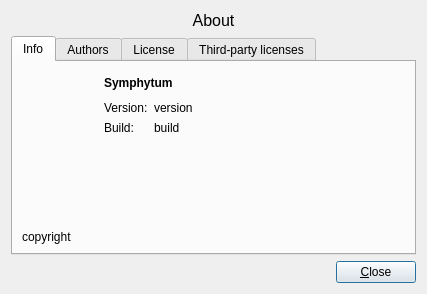
First picture: the form in ui/aboutdialog.ui, repository giowck/symphytum, before the edit.
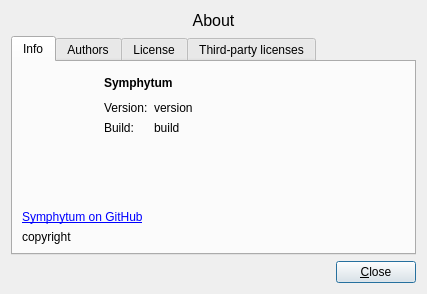
Second picture: the form after the edit. Icons and pictures are not drawn.

Commit message: Removing help and contact action, fixing about dialog and adding github project url

Diff of the .ui file:
```diff
--- a/ui/aboutdialog.ui
+++ b/ui/aboutdialog.ui
@@ -150,6 +150,16 @@
          </property>
         </spacer>
        </item>
+       <item>
+        <widget class="QLabel" name="label_6">
+         <property name="text">
+          <string>&lt;a href=&quot;https://giowck.github.io/symphytum&quot;&gt;Symphytum on GitHub&lt;/a&gt;</string>
+         </property>
+         <property name="openExternalLinks">
+          <bool>true</bool>
+         </property>
+        </widget>
+       </item>
        <item>
         <widget class="QLabel" name="copyRightLabel">
          <property name="text">
```
Left out of the diff: 6 changed lines with no effect on the pictures. The commit also changes 4 other files.
